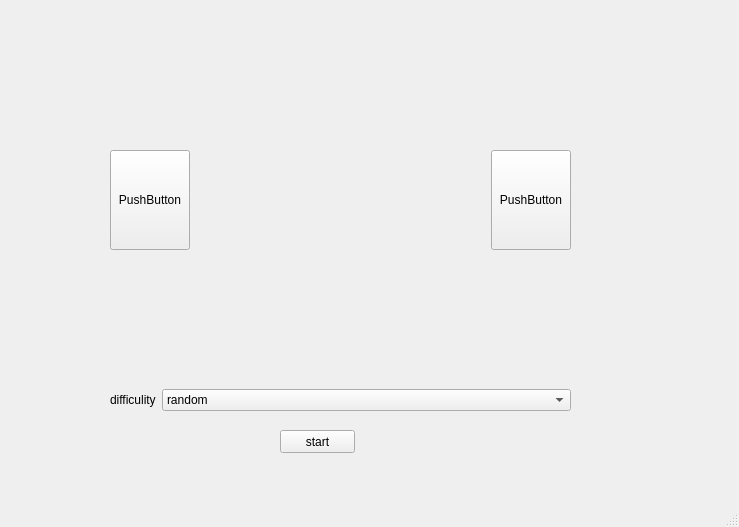
This is UI/mainwindow.ui in nzpznk/sudoku-qt as Qt 5 draws it before an edit. The edited form follows.
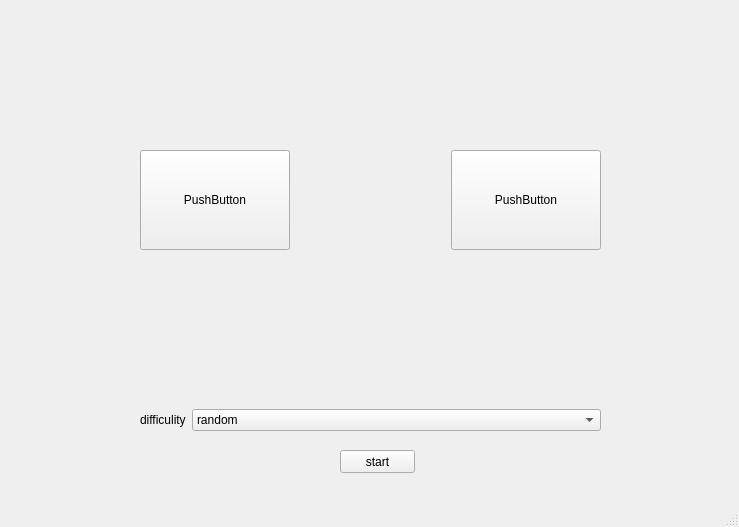
This is the edited form.

What changed in the file:
```diff
--- a/UI/mainwindow.ui
+++ b/UI/mainwindow.ui
@@ -17,15 +17,15 @@
    <widget class="QWidget" name="layoutWidget">
     <property name="geometry">
      <rect>
-      <x>110</x>
+      <x>140</x>
       <y>50</y>
       <width>461</width>
-      <height>361</height>
+      <height>381</height>
      </rect>
     </property>
     <layout class="QVBoxLayout" name="verticalLayout">
      <item>
-      <layout class="QHBoxLayout" name="horizontalLayout_2" stretch="0,4,0">
+      <layout class="QHBoxLayout" name="horizontalLayout_2" stretch="0,0,0">
        <item>
         <layout class="QVBoxLayout" name="verticalLayout_3">
          <item>
@@ -218,8 +218,8 @@
    <widget class="QPushButton" name="pushButton_3">
     <property name="geometry">
      <rect>
-      <x>280</x>
-      <y>430</y>
+      <x>340</x>
+      <y>450</y>
       <width>75</width>
       <height>23</height>
      </rect>
```
